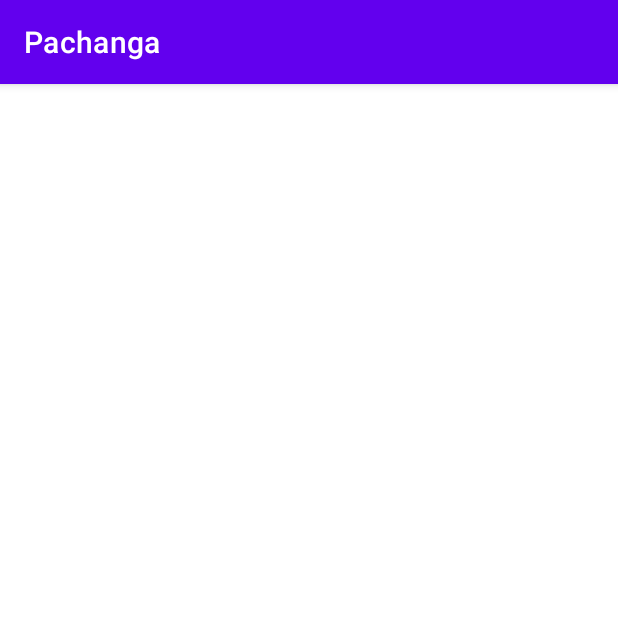
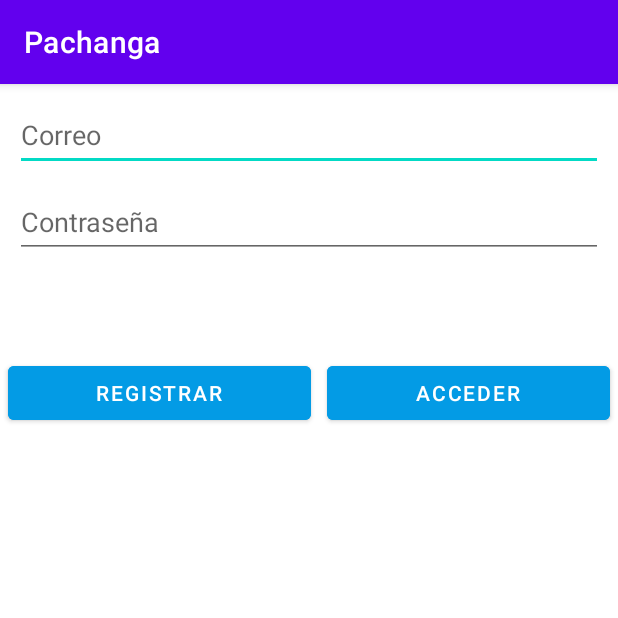
Before and after one commit to vikiii22/ProyectoFinal, an Android app: the screen it shows after launch (MainActivity), on a phone screen of 412 x 824 dp, the top half of it. Run offline under Robolectric (Android 15) with nearby library versions, the phone set to English and light mode, and no system bars; our stand-ins replace Firebase (no records; nobody signed in at launch, a user with empty details on screens opened directly); libraries missing offline, so code that uses them is left out: com.firebase.ui; 1 statement that could not run was skipped.

```diff
--- a/app/src/main/java/com/example/pachanga_joseasanchezlopez/MainActivity.java
+++ b/app/src/main/java/com/example/pachanga_joseasanchezlopez/MainActivity.java
@@ -33,9 +33,32 @@ public class MainActivity extends AppCompatActivity {
         super.onCreate(savedInstanceState);
         setContentView(R.layout.activity_main);
 
-        /*etEmail = findViewById(R.id.etEmail);
-        etPassword = findViewById(R.id.etPassword);*/
-        comprobarAutenticacion();
+        etEmail = findViewById(R.id.etEmail);
+        etPassword = findViewById(R.id.etPassword);
+        btLogin = findViewById(R.id.btAcceder);
+        btRegistrar = findViewById(R.id.btRegistrar);
+
+        /**
+         * En este botón solamente compruebo si existe un usario o no para que realice el registro
+         */
+        btRegistrar.setOnClickListener(v -> {
+            /*if (!etEmail.getText().toString().isEmpty() && !etPassword.getText().toString().isEmpty()) {
+                FirebaseAuth.getInstance().createUserWithEmailAndPassword(
+                        etEmail.getText().toString(), etPassword.getText().toString());
+            }*/
+            comprobarAutenticacion();
+        });
+
+        /**
+         * Comprueba que existe y se logea
+         */
+        btLogin.setOnClickListener(v -> {
+            if (!etEmail.getText().toString().isEmpty() && !etPassword.getText().toString().isEmpty()) {
+                FirebaseAuth.getInstance().signInWithEmailAndPassword(
+                        etEmail.getText().toString(), etPassword.getText().toString());
+                comprobarAutenticacion();
+            }
+        });
     }
 
     private final ActivityResultLauncher<Intent> loginLauncher=registerForActivityResult(
@@ -43,42 +66,28 @@ public class MainActivity extends AppCompatActivity {
             new ActivityResultCallback<FirebaseAuthUIAuthenticationResult>() {
                 @Override
                 public void onActivityResult(FirebaseAuthUIAuthenticationResult result) {
-                    onLoginResult(result);
+                    //onLoginResult(result);
                 }
             }
     );
 
-    private void onLoginResult(FirebaseAuthUIAuthenticationResult result) {
-        IdpResponse response=result.getIdpResponse();
-        if (result.getResultCode()==RESULT_OK){
-            startActivity(new Intent(this, InicioActivity.class));
-        }else{
-            String msg_error="";
-            if (response == null){
-                msg_error="Es necesario autenticarse";
-            }else if(response.getError().getErrorCode()== ErrorCodes.NO_NETWORK){
-                msg_error="No hay red disponible para autenticarse";
-            }else{
-                msg_error="Error desconocido al autenticarse";
-            }
-            Toast.makeText(this, msg_error, Toast.LENGTH_LONG).show();
-        }
-        finish();
-    }
 
-    public void createSingInIntent(){
-        Intent signIntent=AuthUI.getInstance().createSignInIntentBuilder()
+    public void createSingInIntent() {
+        Intent signIntent = AuthUI.getInstance().createSignInIntentBuilder()
                 .setIsSmartLockEnabled(false)
                 .build();
         loginLauncher.launch(signIntent);
     }
 
-    private void comprobarAutenticacion(){
-        FirebaseAuth auth=FirebaseAuth.getInstance();
-        if (auth.getCurrentUser() != null){
-            finish();
-            startActivity(new Intent(this, InicioActivity.class));
-        }else{
+    private void comprobarAutenticacion() {
+        FirebaseAuth auth = FirebaseAuth.getInstance();
+        if (auth.getCurrentUser() != null) {
+            if (auth.getCurrentUser().getEmail().equals(etEmail.getText().toString())) {
+                finish();
+                startActivity(new Intent(this, InicioActivity.class));
+            }
+        } else {
+            Toast.makeText(this, "Usuario no Registrado", Toast.LENGTH_LONG).show();
             createSingInIntent();
         }
     }
--- a/app/src/main/res/layout/activity_main.xml
+++ b/app/src/main/res/layout/activity_main.xml
@@ -6,7 +6,7 @@
     android:layout_height="match_parent"
     tools:context=".MainActivity">
 
-    <!--<LinearLayout
+    <LinearLayout
         android:id="@+id/linearLayout"
         android:layout_width="0dp"
         android:layout_height="182dp"
@@ -69,6 +69,6 @@
             android:layout_weight="1"
             android:backgroundTint="@color/colorBotonPrimario"
             android:text="Acceder" />
-    </LinearLayout>-->
+    </LinearLayout>
 
 </androidx.constraintlayout.widget.ConstraintLayout>
--- a/app/src/main/res/layout/app_bar_inicio.xml
+++ b/app/src/main/res/layout/app_bar_inicio.xml
@@ -29,6 +29,7 @@
         android:layout_gravity="bottom|end"
         android:layout_marginEnd="@dimen/fab_margin"
         android:layout_marginBottom="16dp"
-        app:srcCompat="@android:drawable/ic_dialog_email" />
+        app:srcCompat="@android:drawable/ic_dialog_email"
+        tools:ignore="SpeakableTextPresentCheck" />
 
 </androidx.coordinatorlayout.widget.CoordinatorLayout>
--- a/app/src/main/res/menu/inicio.xml
+++ b/app/src/main/res/menu/inicio.xml
@@ -4,6 +4,6 @@
     <item
         android:id="@+id/action_settings"
         android:orderInCategory="100"
-        android:title="@string/action_settings"
+        android:title="Cerrar Sesión"
         app:showAsAction="never" />
 </menu>
```
Also changed, not shown: app/src/main/java/com/example/pachanga_joseasanchezlopez/InicioActivity.java (+23 -0 lines), app/src/main/java/com/example/pachanga_joseasanchezlopez/ui/home/HomeFragment.java (+17 -0 lines), app/src/main/res/layout/fragment_home.xml (+17 -1 lines), 1 other file.
